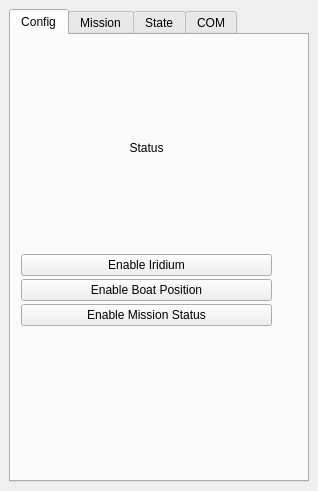
This is tools/qgis/seabot/seabot_dockwidget_base.ui in ThomasLeMezo/seabot as Qt 5 draws it before an edit. The edited form follows.
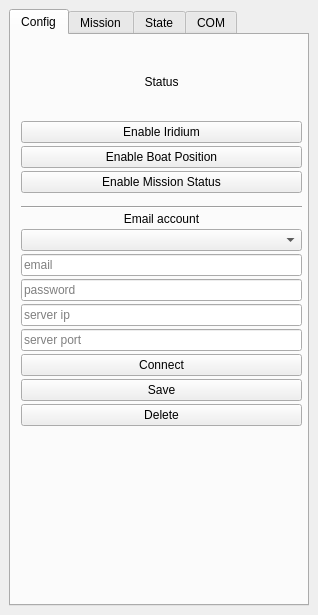
This is the edited form. The open tabs and pages were chosen to show the change.

The edit to the form file:
```diff
--- a/tools/qgis/seabot/seabot_dockwidget_base.ui
+++ b/tools/qgis/seabot/seabot_dockwidget_base.ui
@@ -10,7 +10,7 @@
     <x>0</x>
     <y>0</y>
     <width>318</width>
-    <height>491</height>
+    <height>615</height>
    </rect>
   </property>
   <property name="sizePolicy">
@@ -98,11 +98,11 @@
          <rect>
           <x>10</x>
           <y>10</y>
-          <width>251</width>
-          <height>281</height>
+          <width>281</width>
+          <height>381</height>
          </rect>
         </property>
-        <layout class="QVBoxLayout" name="verticalLayout_2" stretch="1,1,1,0">
+        <layout class="QVBoxLayout" name="verticalLayout_2" stretch="1,1,1,0,0,0,0,0,0,0,0,0,0,0,0">
          <property name="spacing">
           <number>3</number>
          </property>
@@ -125,10 +125,16 @@
           <widget class="QLabel" name="label_status">
            <property name="minimumSize">
             <size>
-             <width>100</width>
+             <width>0</width>
              <height>0</height>
             </size>
            </property>
+           <property name="maximumSize">
+            <size>
+             <width>16777215</width>
+             <height>16777215</height>
+            </size>
+           </property>
            <property name="text">
             <string>Status</string>
            </property>
@@ -185,6 +191,127 @@
            </property>
           </widget>
          </item>
+         <item>
+          <spacer name="verticalSpacer">
+           <property name="orientation">
+            <enum>Qt::Vertical</enum>
+           </property>
+           <property name="sizeHint" stdset="0">
+            <size>
+             <width>20</width>
+             <height>10</height>
+            </size>
+           </property>
+          </spacer>
+         </item>
+         <item>
+          <widget class="Line" name="line">
+           <property name="orientation">
+            <enum>Qt::Horizontal</enum>
+           </property>
+          </widget>
+         </item>
+         <item>
+          <widget class="QLabel" name="label">
+           <property name="text">
+            <string>Email account</string>
+           </property>
+           <property name="alignment">
+            <set>Qt::AlignCenter</set>
+           </property>
+          </widget>
+         </item>
+         <item>
+          <widget class="QComboBox" name="comboBox_config_email"/>
+         </item>
+         <item>
+          <widget class="QLineEdit" name="lineEdit_email">
+           <property name="toolTip">
+            <string/>
+           </property>
+           <property name="statusTip">
+            <string/>
+           </property>
+           <property name="whatsThis">
+            <string/>
+           </property>
+           <property name="accessibleName">
+            <string/>
+           </property>
+           <property name="accessibleDescription">
+            <string/>
+           </property>
+           <property name="inputMethodHints">
+            <set>Qt::ImhEmailCharactersOnly</set>
+           </property>
+           <property name="inputMask">
+            <string/>
+           </property>
+           <property name="text">
+            <string/>
+           </property>
+           <property name="frame">
+            <bool>true</bool>
+           </property>
+           <property name="placeholderText">
+            <string>email</string>
+           </property>
+          </widget>
+         </item>
+         <item>
+          <widget class="QLineEdit" name="lineEdit_password">
+           <property name="inputMethodHints">
+            <set>Qt::ImhHiddenText|Qt::ImhNoAutoUppercase|Qt::ImhNoPredictiveText|Qt::ImhSensitiveData</set>
+           </property>
+           <property name="echoMode">
+            <enum>QLineEdit::Password</enum>
+           </property>
+           <property name="placeholderText">
+            <string>password</string>
+           </property>
+           <property name="clearButtonEnabled">
+            <bool>false</bool>
+           </property>
+          </widget>
+         </item>
+         <item>
+          <widget class="QLineEdit" name="lineEdit_server_ip">
+           <property name="placeholderText">
+            <string>server ip</string>
+           </property>
+          </widget>
+         </item>
+         <item>
+          <widget class="QLineEdit" name="lineEdit_server_port">
+           <property name="placeholderText">
+            <string>server port</string>
+           </property>
+          </widget>
+         </item>
+         <item>
+          <widget class="QPushButton" name="pushButton_server_connect">
+           <property name="text">
+            <string>Connect</string>
+           </property>
+           <property name="checkable">
+            <bool>true</bool>
+           </property>
+          </widget>
+         </item>
+         <item>
+          <widget class="QPushButton" name="pushButton_server_save">
+           <property name="text">
+            <string>Save</string>
+           </property>
+          </widget>
+         </item>
+         <item>
+          <widget class="QPushButton" name="pushButton_server_delete">
+           <property name="text">
+            <string>Delete</string>
+           </property>
+          </widget>
+         </item>
         </layout>
        </widget>
       </widget>
```
Left out of the diff: 60 changed lines with no effect on the pictures.
